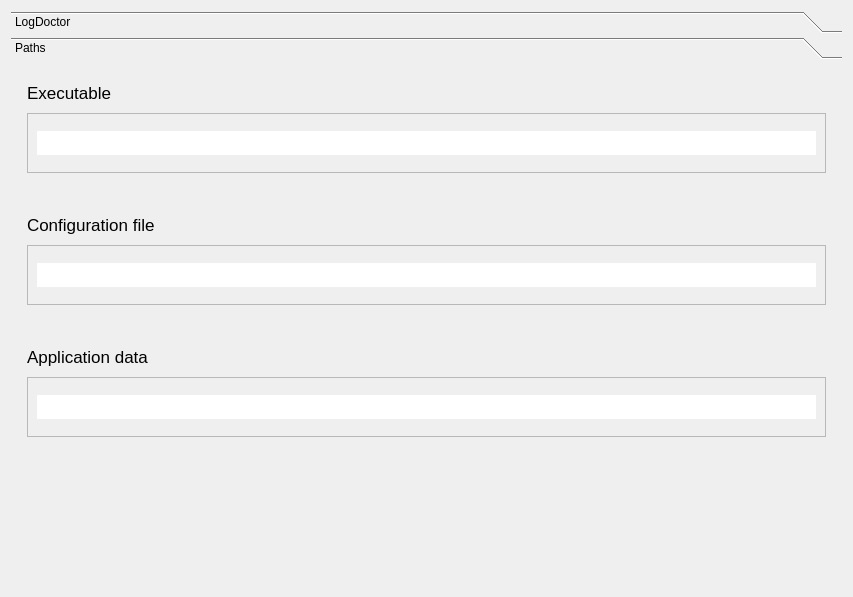
Old version of the form logdoctor/modules/crapinfo/crapinfo.ui in the repository elB4RTO/LogDoctor.
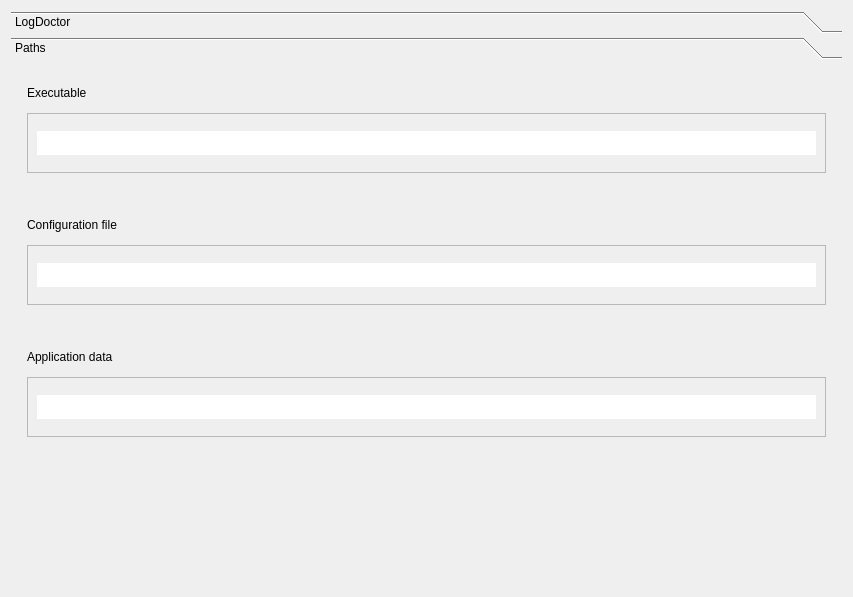
New version of the form. The open tabs and pages were chosen to show the change. Icons and pictures are not drawn.

What changed in the file:
```diff
--- a/logdoctor/modules/crapinfo/crapinfo.ui
+++ b/logdoctor/modules/crapinfo/crapinfo.ui
@@ -488,11 +488,6 @@
               <height>28</height>
              </size>
             </property>
-            <property name="font">
-             <font>
-              <pointsize>13</pointsize>
-             </font>
-            </property>
             <property name="toolTip">
              <string>The path of the executable file</string>
             </property>
@@ -593,11 +588,6 @@
               <height>28</height>
              </size>
             </property>
-            <property name="font">
-             <font>
-              <pointsize>13</pointsize>
-             </font>
-            </property>
             <property name="toolTip">
              <string>The path where the configuration file gets saved and searched in</string>
             </property>
@@ -698,11 +688,6 @@
               <height>28</height>
              </size>
             </property>
-            <property name="font">
-             <font>
-              <pointsize>13</pointsize>
-             </font>
-            </property>
             <property name="toolTip">
              <string>The path where the application searches for extra resources</string>
             </property>
```
Left out of the diff: 11 changed lines with no effect on the pictures.
